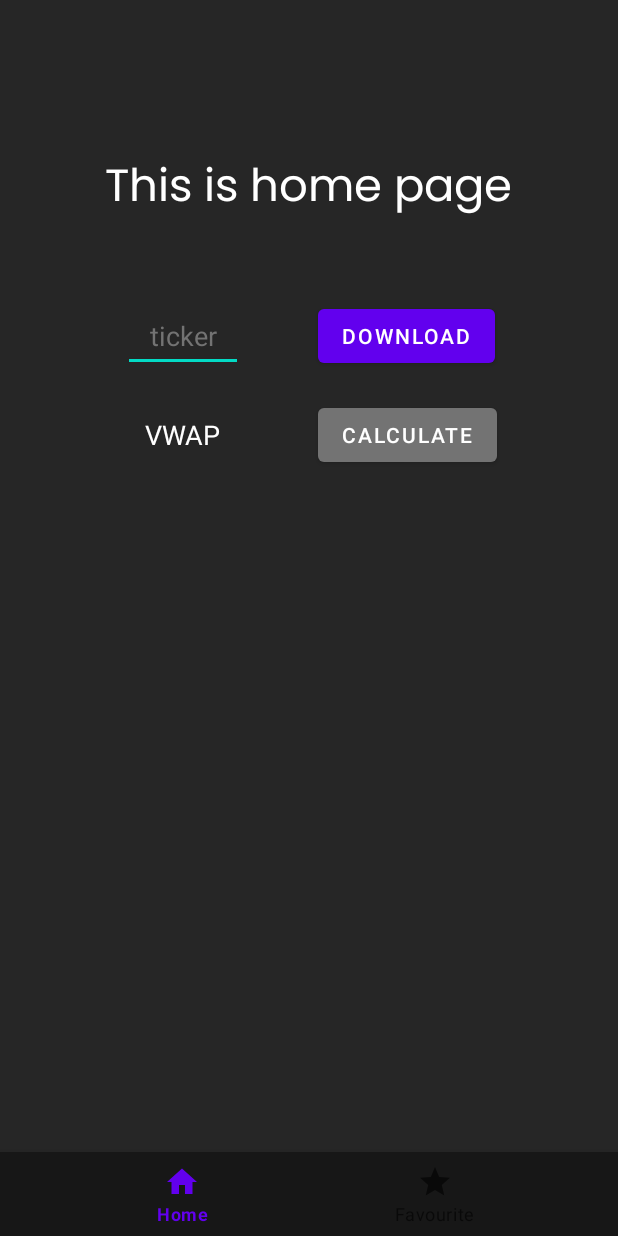
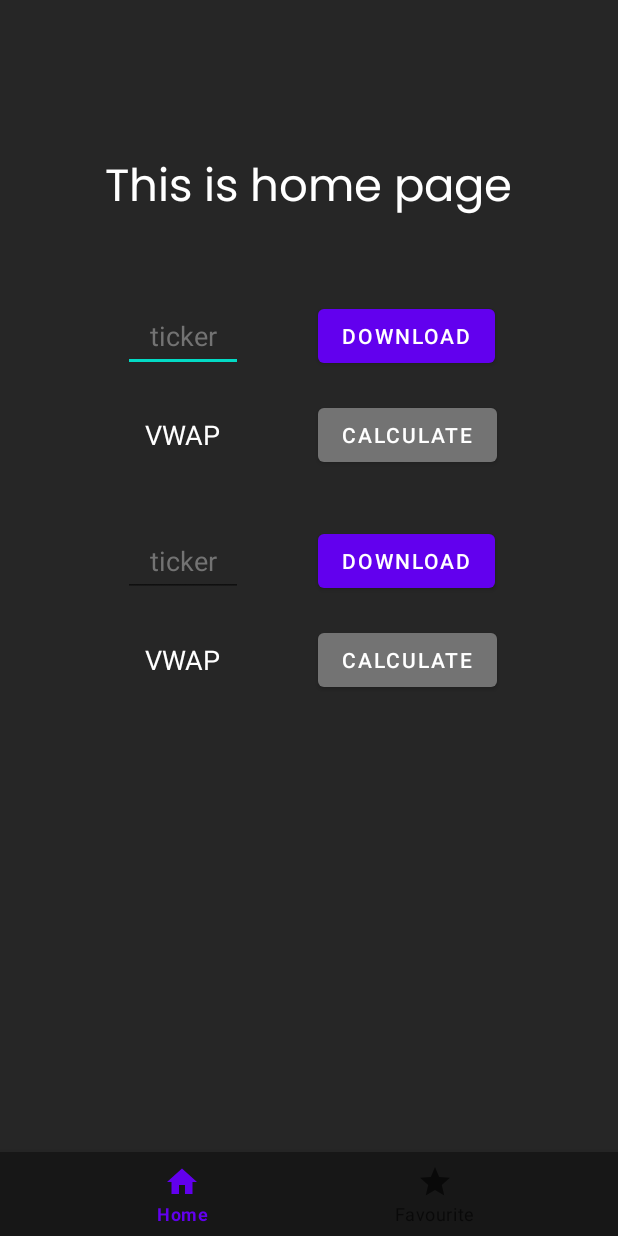
Before and after one commit to wongdaryl/cs205-portfolio, an Android app: the screen it shows after launch (MainActivity), on a phone screen of 412 x 824 dp. Run offline under Robolectric (Android 15) with nearby library versions, the phone set to English and light mode, and no system bars.

Commit message:
added 2nd ticker

```diff
--- a/app/src/main/java/com/example/stockportfolio/fragments/HomeFragment.java
+++ b/app/src/main/java/com/example/stockportfolio/fragments/HomeFragment.java
@@ -67,6 +67,17 @@ public class HomeFragment extends Fragment {
         ticker0 = (EditText)getActivity().findViewById(R.id.ticker0);
         ticker0.setHint(R.string.ticker);
 
+        start1 = (Button)getActivity().findViewById(R.id.start1);
+        start1.setText(R.string.download);
+        calc1 = (Button)getActivity().findViewById(R.id.calc1);
+        calc1.setText(R.string.calculate);
+        calc1.setBackgroundColor(getResources().getColor(R.color.neutral_500));
+        result1 = (TextView)getActivity().findViewById(R.id.result1);
+        result1.setText(R.string.vwap);
+        ticker1 = (EditText)getActivity().findViewById(R.id.ticker1);
+        ticker1.setHint(R.string.ticker);
+
+
         start0.setOnClickListener(new View.OnClickListener() {
             @Override
             public void onClick(View view) {
@@ -89,13 +100,34 @@ public class HomeFragment extends Fragment {
             }
         });
 
+        start1.setOnClickListener(new View.OnClickListener() {
+            @Override
+            public void onClick(View view) {
+                Intent intent = new Intent(getActivity().getApplicationContext(), StockService.class);
+
+                // Error handling: handle case if no input
+                if(TextUtils.isEmpty(ticker1.getText())) {
+                    Toast.makeText(getActivity().getApplicationContext(), "No input provided", Toast.LENGTH_SHORT).show();
+                    return;
+                }
+
+                intent.putExtra("ticker", String.valueOf(ticker1.getText()));
+                intent.putExtra("index", 1);
+                start1.setClickable(false);
+                start1.setBackgroundColor(getResources().getColor(R.color.neutral_500));
+                start1.setText(R.string.downloading);
+                result1.setText(R.string.vwap);
+                getActivity().startService(intent);
+
+            }
+        });
+
         calc0.setOnClickListener(new View.OnClickListener() {
             @Override
             public void onClick(View view) {
                 Intent intent = new Intent("CALCULATE");
                 intent.putExtra("ticker", String.valueOf(ticker0.getText()));
                 intent.putExtra("index", 0);
-//                calc0.setBackgroundColor(R.color.neutral_500);
                 calc0.setClickable(false);
                 calc0.setText(R.string.calculating);
                 calc0.setBackgroundColor(getActivity().getResources().getColor(R.color.neutral_500));
@@ -104,6 +136,21 @@ public class HomeFragment extends Fragment {
             }
         });
         calc0.setClickable(false);
+
+        calc1.setOnClickListener(new View.OnClickListener() {
+            @Override
+            public void onClick(View view) {
+                Intent intent = new Intent("CALCULATE");
+                intent.putExtra("ticker", String.valueOf(ticker1.getText()));
+                intent.putExtra("index", 1);
+                calc1.setClickable(false);
+                calc1.setText(R.string.calculating);
+                calc1.setBackgroundColor(getActivity().getResources().getColor(R.color.neutral_500));
+                result1.setTextColor(getActivity().getResources().getColor(R.color.neutral_500));
+                getActivity().sendBroadcast(intent);
+            }
+        });
+        calc1.setClickable(false);
     }
 
     @Override
--- a/app/src/main/res/layout/fragment_home.xml
+++ b/app/src/main/res/layout/fragment_home.xml
@@ -19,14 +19,6 @@
         android:layout_centerHorizontal="true"
         />
 
-    <androidx.constraintlayout.widget.ConstraintLayout
-        android:layout_width="match_parent"
-        android:layout_height="200dp"
-        android:layout_marginTop="100dp">
-
-
-    </androidx.constraintlayout.widget.ConstraintLayout>
-
     <LinearLayout
         android:layout_width="match_parent"
         android:layout_height="500dp"
@@ -34,7 +26,7 @@
         >
 
         <LinearLayout
-            android:id="@+id/layout01"
+            android:id="@+id/layout00"
             android:layout_width="match_parent"
             android:layout_height="wrap_content"
             android:dividerPadding="100dp"
@@ -62,7 +54,7 @@
         </LinearLayout>
 
         <LinearLayout
-            android:id="@+id/layout00"
+            android:id="@+id/layout01"
             android:layout_width="match_parent"
             android:layout_height="wrap_content"
             android:gravity="center"
@@ -90,4 +82,68 @@
         </LinearLayout>
     </LinearLayout>
 
+    <LinearLayout
+        android:layout_width="match_parent"
+        android:layout_height="500dp"
+        android:layout_marginTop="150dp"
+        android:orientation="vertical"
+        >
+
+        <LinearLayout
+            android:id="@+id/layout10"
+            android:layout_width="match_parent"
+            android:layout_height="wrap_content"
+            android:dividerPadding="100dp"
+            android:gravity="center"
+            android:layout_marginTop="200dp">
+
+            <EditText
+                android:id="@+id/ticker1"
+                android:layout_width="80dp"
+                android:layout_height="48dp"
+                android:gravity="center"
+                android:textColorHint="@color/neutral_500"
+                tools:text="TSLA"
+                android:textColor="@color/white"
+                android:layout_marginRight="50dp"
+                android:layout_marginEnd="50dp" />
+
+            <Button
+                android:id="@+id/start1"
+                android:layout_width="wrap_content"
+                android:layout_height="wrap_content"
+                tools:text="@string/download"
+                />
+
+        </LinearLayout>
+
+        <LinearLayout
+            android:id="@+id/layout11"
+            android:layout_width="match_parent"
+            android:layout_height="wrap_content"
+            android:gravity="center"
+            android:layout_marginTop="15dp"
+            >
+
+            <TextView
+                android:id="@+id/result1"
+                android:layout_width="wrap_content"
+                android:layout_height="53dp"
+                android:gravity="center"
+                android:paddingHorizontal="15dp"
+                tools:text="@string/result"
+                android:textColor="@color/white"
+                android:textSize="18sp"
+                android:layout_marginEnd="50dp"
+                android:layout_marginRight="50dp" />
+
+            <Button
+                android:id="@+id/calc1"
+                android:layout_width="wrap_content"
+                android:layout_height="wrap_content"
+                tools:text="@string/calculate" />
+
+        </LinearLayout>
+    </LinearLayout>
+
 </RelativeLayout>
```
Also changed, not shown: app/src/main/java/com/example/stockportfolio/receivers/DownloadBroadcastReceiver.java (+27 -41 lines), app/src/main/java/com/example/stockportfolio/services/StockService.java (+12 -2 lines).
